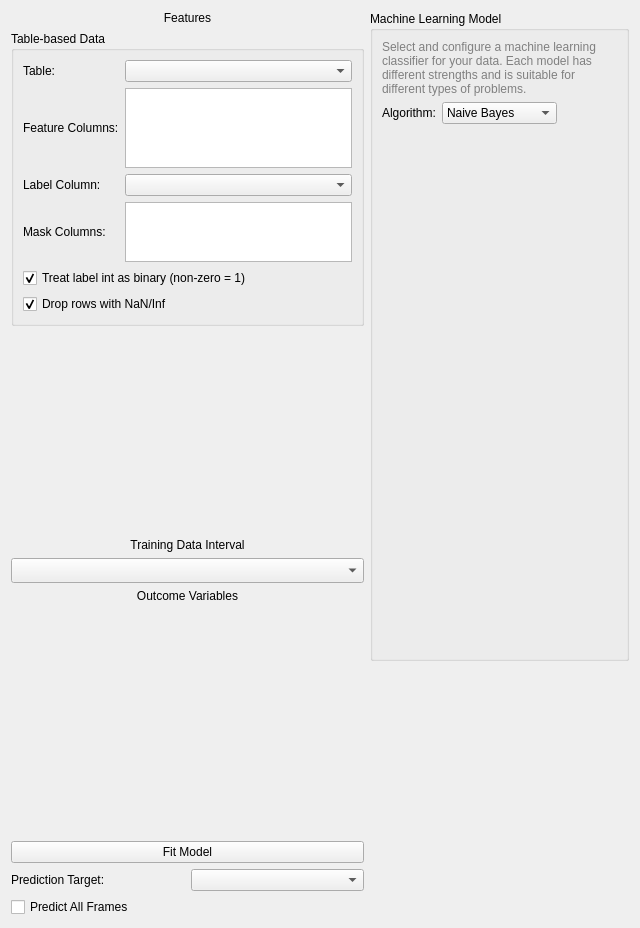
Old version of the form src/WhiskerToolbox/ML_Widget/ML_Widget.ui in the repository paulmthompson/WhiskerToolbox.
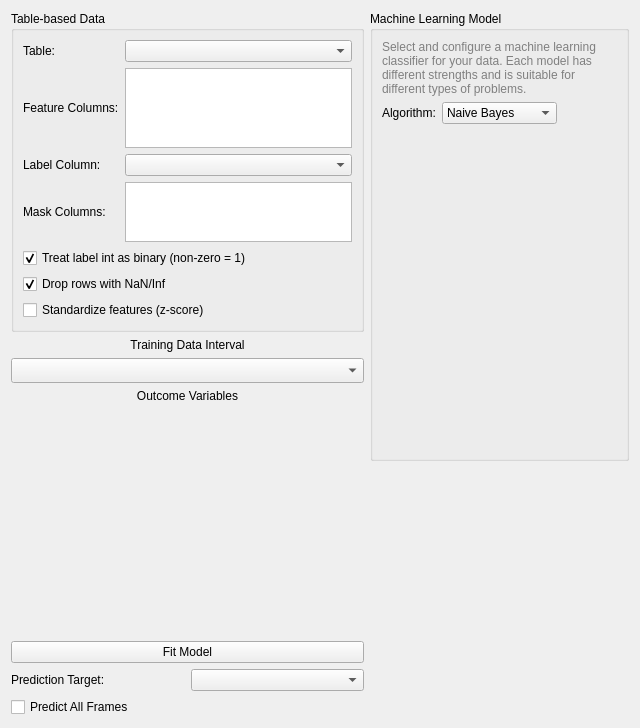
New version of the form. Custom widgets are drawn as their Qt base class.

Commit message: new machine learning architecture that uses table view

The edit to the form file:
```diff
--- a/src/WhiskerToolbox/ML_Widget/ML_Widget.ui
+++ b/src/WhiskerToolbox/ML_Widget/ML_Widget.ui
@@ -18,16 +18,6 @@
     <layout class="QVBoxLayout" name="verticalLayout_4">
       <item>
        <layout class="QVBoxLayout" name="verticalLayout">
-       <item>
-        <widget class="QLabel" name="label">
-         <property name="text">
-          <string>Features</string>
-         </property>
-         <property name="alignment">
-          <set>Qt::AlignmentFlag::AlignCenter</set>
-         </property>
-        </widget>
-       </item>
         <item>
          <widget class="QGroupBox" name="table_ml_group">
           <property name="title">
@@ -108,40 +98,21 @@
              </property>
             </widget>
            </item>
+           <item row="6" column="0" colspan="2">
+            <widget class="QCheckBox" name="zscore_checkbox">
+             <property name="text">
+              <string>Standardize features (z-score)</string>
+             </property>
+             <property name="checked">
+              <bool>false</bool>
+             </property>
+            </widget>
+           </item>
           </layout>
          </widget>
         </item>
-       <item>
-        <widget class="FeatureProcessingWidget" name="feature_processing_widget" native="true">
-         <property name="sizePolicy">
-          <sizepolicy hsizetype="Preferred" vsizetype="Preferred">
-           <horstretch>0</horstretch>
-           <verstretch>0</verstretch>
-          </sizepolicy>
-         </property>
-         <property name="minimumSize">
-          <size>
-           <width>0</width>
-           <height>200</height>
-          </size>
-         </property>
-        </widget>
-       </item>
-       <item>
-        <spacer name="verticalSpacer">
-         <property name="orientation">
-          <enum>Qt::Orientation::Vertical</enum>
-         </property>
-         <property name="sizeHint" stdset="0">
-          <size>
-           <width>20</width>
-           <height>40</height>
-          </size>
-         </property>
-        </spacer>
-       </item>
-      </layout>
-     </item>
+       </layout>
+      </item>
       <item>
       <layout class="QVBoxLayout" name="verticalLayout_2">
        <item>
@@ -383,12 +354,6 @@
    <header>ML_Widget/ClassBalancingWidget/ClassBalancingWidget.hpp</header>
    <container>1</container>
   </customwidget>
-  <customwidget>
-   <class>FeatureProcessingWidget</class>
-   <extends>QWidget</extends>
-   <header>ML_Widget/FeatureProcessingWidget/FeatureProcessingWidget.hpp</header>
-   <container>1</container>
-  </customwidget>
   <customwidget>
    <class>ModelMetricsWidget</class>
    <extends>QWidget</extends>
```
The commit also changes 2 other files.
